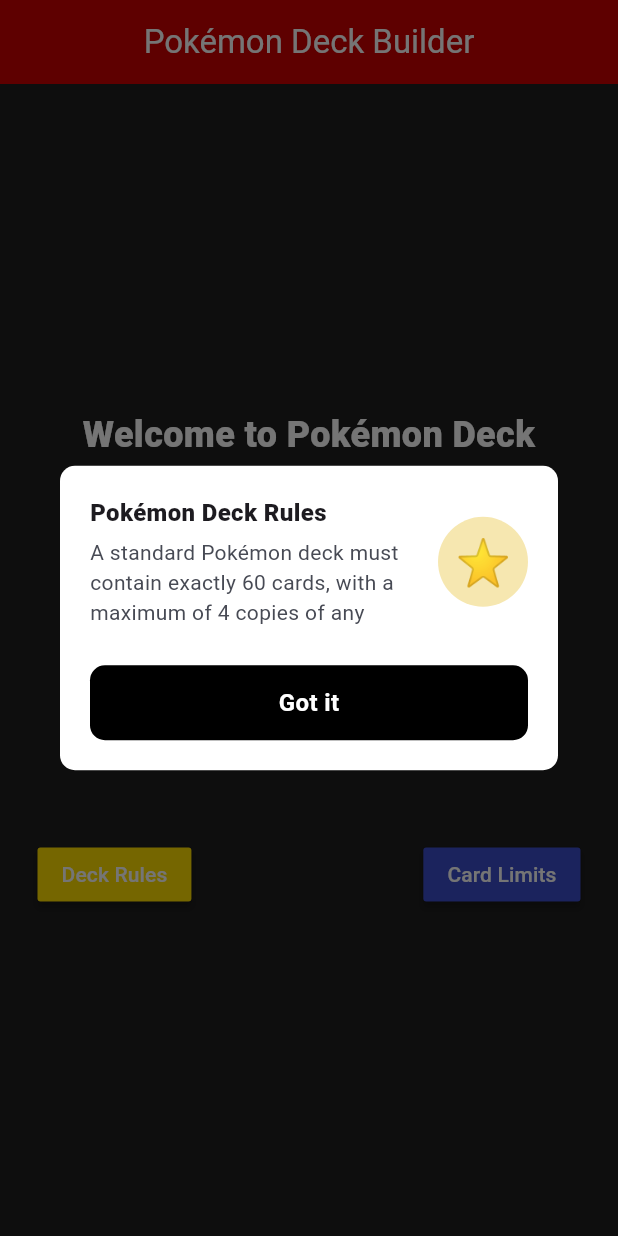
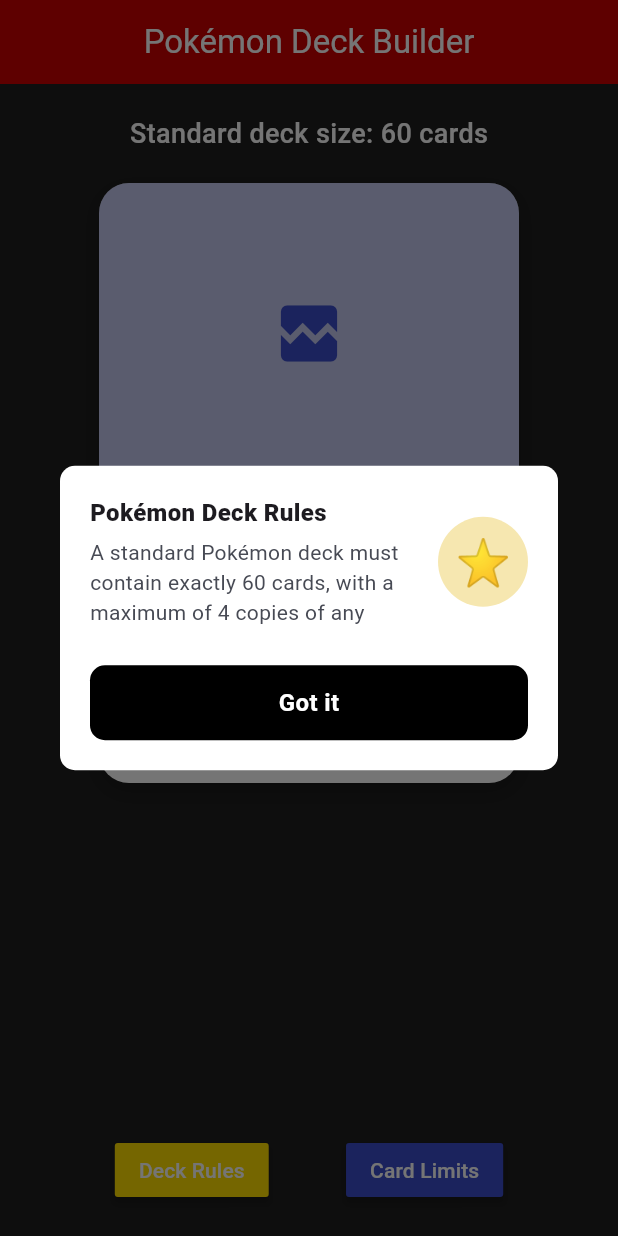
Before and after one commit to stevewalturn/pokemon_deck, a Flutter app: the screen it shows after launch, after a tap on "Deck Rules", on a phone screen of 412 x 824 dp. Run offline on Flutter 3.47's test engine with Material 3 defaults, Android fonts, the phone set to English and light mode, and no system bars; our stand-ins replace equatable, gap, stacked, stacked_services, stacked_shared; network calls fail.

Commit message:
Update files

```diff
--- a/src/lib/features/home/home_view.dart
+++ b/src/lib/features/home/home_view.dart
@@ -2,6 +2,7 @@ import 'package:flutter/material.dart';
 import 'package:gap/gap.dart';
 import 'package:stacked/stacked.dart';
 import 'package:pokemon_deck/ui/common/app_colors.dart';
+import 'package:pokemon_deck/features/home/widgets/swipable_deck_widget.dart';
 
 import 'home_viewmodel.dart';
 
@@ -27,24 +28,9 @@ class HomeView extends StackedView<HomeViewModel> {
       body: SafeArea(
         child: Padding(
           padding: const EdgeInsets.symmetric(horizontal: 25.0),
-          child: Center(
           child: Column(
-              mainAxisSize: MainAxisSize.max,
-              mainAxisAlignment: MainAxisAlignment.spaceBetween,
             children: [
-                const Gap(50),
-                Column(
-                  children: [
-                    const Text(
-                      'Welcome to Pokémon Deck Builder!',
-                      style: TextStyle(
-                        fontSize: 24,
-                        fontWeight: FontWeight.w900,
-                        color: Colors.white,
-                      ),
-                      textAlign: TextAlign.center,
-                    ),
-                    const Gap(25),
+              const Gap(20),
               Text(
                 viewModel.deckSizeLabel,
                 style: const TextStyle(
@@ -53,10 +39,17 @@ class HomeView extends StackedView<HomeViewModel> {
                   color: Colors.white,
                 ),
               ),
-                  ],
+              const Gap(20),
+              Expanded(
+                child: SwipableDeckWidget(
+                  cards: viewModel.pokemonCards,
+                  onSwipeLeft: viewModel.onSwipeLeft,
+                  onSwipeRight: viewModel.onSwipeRight,
                 ),
+              ),
+              const Gap(20),
               Row(
-                  mainAxisAlignment: MainAxisAlignment.spaceBetween,
+                mainAxisAlignment: MainAxisAlignment.spaceEvenly,
                 children: [
                   MaterialButton(
                     color: kcPokemonAccentColor,
@@ -80,9 +73,8 @@ class HomeView extends StackedView<HomeViewModel> {
                   ),
                 ],
               ),
-                const Gap(50),
+              const Gap(20),
             ],
-            ),
           ),
         ),
       ),
--- a/src/lib/features/home/home_viewmodel.dart
+++ b/src/lib/features/home/home_viewmodel.dart
@@ -2,6 +2,7 @@ import 'package:pokemon_deck/app/app.bottomsheets.dart';
 import 'package:pokemon_deck/app/app.dialogs.dart';
 import 'package:pokemon_deck/app/app.locator.dart';
 import 'package:pokemon_deck/features/constants/deck_constants.dart';
+import 'package:pokemon_deck/features/home/models/pokemon_card_model.dart';
 import 'package:stacked/stacked.dart';
 import 'package:stacked_services/stacked_services.dart';
 
@@ -9,8 +10,35 @@ class HomeViewModel extends BaseViewModel {
   final _dialogService = locator<DialogService>();
   final _bottomSheetService = locator<BottomSheetService>();
 
+  List<PokemonCard> _pokemonCards = [];
+
+  List<PokemonCard> get pokemonCards => _pokemonCards;
+
   String get deckSizeLabel =>
       'Standard deck size: ${DeckConstants.standardDeckSize} cards';
+
+  HomeViewModel() {
+    _loadInitialCards();
+  }
+
+  void _loadInitialCards() {
+    // In a real app, this would load from a service
+    _pokemonCards = List.generate(
+      5,
+      (index) => PokemonCard.mock(),
+    );
+    notifyListeners();
+  }
+
+  void onSwipeLeft(PokemonCard card) {
+    _pokemonCards = _pokemonCards.where((c) => c.id != card.id).toList();
+    notifyListeners();
+  }
+
+  void onSwipeRight(PokemonCard card) {
+    _pokemonCards = _pokemonCards.where((c) => c.id != card.id).toList();
+    notifyListeners();
+  }
 
   void showDialog() {
     _dialogService.showCustomDialog(
--- /dev/null
+++ b/src/lib/features/home/models/pokemon_card_model.dart
@@ -0,0 +1,38 @@
+import 'package:equatable/equatable.dart';
+
+class PokemonCard extends Equatable {
+  final String id;
+  final String name;
+  final String imageUrl;
+  final String type;
+  final int energyCost;
+  final String rarity;
+  final String description;
+
+  const PokemonCard({
+    required this.id,
+    required this.name,
+    required this.imageUrl,
+    required this.type,
+    required this.energyCost,
+    required this.rarity,
+    required this.description,
+  });
+
+  @override
+  List<Object?> get props =>
+      [id, name, imageUrl, type, energyCost, rarity, description];
+
+  factory PokemonCard.mock() {
+    return const PokemonCard(
+      id: '1',
+      name: 'Pikachu',
+      imageUrl:
+          'https://assets.pokemon.com/assets/cms2/img/cards/web/SM9/SM9_EN_33.png',
+      type: 'Electric',
+      energyCost: 2,
+      rarity: 'Rare',
+      description: 'Mouse Pokémon. Length: 1\'04", Weight: 13.2 lbs.',
+    );
+  }
+}
--- /dev/null
+++ b/src/lib/features/home/widgets/pokemon_card_widget.dart
@@ -0,0 +1,133 @@
+import 'package:flutter/material.dart';
+import 'package:pokemon_deck/features/home/models/pokemon_card_model.dart';
+import 'package:pokemon_deck/ui/common/app_colors.dart';
+import 'package:pokemon_deck/ui/common/ui_helpers.dart';
+
+class PokemonCardWidget extends StatelessWidget {
+  final PokemonCard card;
+  final double rotation;
+  final double scale;
+
+  const PokemonCardWidget({
+    required this.card,
+    this.rotation = 0,
+    this.scale = 1,
+    Key? key,
+  }) : super(key: key);
+
+  @override
+  Widget build(BuildContext context) {
+    return Transform.scale(
+      scale: scale,
+      child: Transform.rotate(
+        angle: rotation,
+        child: Container(
+          height: 400,
+          width: 280,
+          decoration: BoxDecoration(
+            borderRadius: BorderRadius.circular(20),
+            color: kcPokemonCardBackground,
+            boxShadow: [
+              BoxShadow(
+                color: Colors.black.withOpacity(0.2),
+                blurRadius: 10,
+                offset: const Offset(0, 5),
+              ),
+            ],
+          ),
+          child: Column(
+            children: [
+              ClipRRect(
+                borderRadius:
+                    const BorderRadius.vertical(top: Radius.circular(20)),
+                child: Image.network(
+                  card.imageUrl,
+                  height: 200,
+                  width: double.infinity,
+                  fit: BoxFit.cover,
+                  errorBuilder: (context, error, stackTrace) {
+                    return Container(
+                      height: 200,
+                      color: kcPokemonSecondaryColor.withOpacity(0.3),
+                      child: const Center(
+                        child: Icon(
+                          Icons.broken_image,
+                          size: 50,
+                          color: kcPokemonSecondaryColor,
+                        ),
+                      ),
+                    );
+                  },
+                ),
+              ),
+              Padding(
+                padding: const EdgeInsets.all(16),
+                child: Column(
+                  crossAxisAlignment: CrossAxisAlignment.start,
+                  children: [
+                    Text(
+                      card.name,
+                      style: const TextStyle(
+                        fontSize: 24,
+                        fontWeight: FontWeight.bold,
+                        color: kcPokemonPrimaryColor,
+                      ),
+                    ),
+                    verticalSpaceSmall,
+                    Row(
+                      children: [
+                        _buildChip(card.type),
+                        horizontalSpaceSmall,
+                        _buildChip('${card.energyCost} Energy'),
+                      ],
+                    ),
+                    verticalSpaceSmall,
+                    Text(
+                      card.description,
+                      style: const TextStyle(
+                        fontSize: 14,
+                        color: kcMediumGrey,
+                      ),
+                      maxLines: 3,
+                      overflow: TextOverflow.ellipsis,
+                    ),
+                    verticalSpaceSmall,
+                    Align(
+                      alignment: Alignment.centerRight,
+                      child: Text(
+                        card.rarity,
+                        style: const TextStyle(
+                          fontSize: 12,
+                          fontWeight: FontWeight.w500,
+                          color: kcPokemonAccentColor,
+                        ),
+                      ),
+                    ),
+                  ],
+                ),
+              ),
+            ],
+          ),
+        ),
+      ),
+    );
+  }
+
+  Widget _buildChip(String label) {
+    return Container(
+      padding: const EdgeInsets.symmetric(horizontal: 12, vertical: 6),
+      decoration: BoxDecoration(
+        color: kcPokemonSecondaryColor.withOpacity(0.1),
+        borderRadius: BorderRadius.circular(15),
+      ),
+      child: Text(
+        label,
+        style: const TextStyle(
+          fontSize: 12,
+          color: kcPokemonSecondaryColor,
+          fontWeight: FontWeight.w500,
+        ),
+      ),
+    );
+  }
+}
--- /dev/null
+++ b/src/lib/features/home/widgets/swipable_deck_widget.dart
@@ -0,0 +1,93 @@
+import 'dart:math';
+import 'package:flutter/material.dart';
+import 'package:pokemon_deck/features/home/models/pokemon_card_model.dart';
+import 'package:pokemon_deck/features/home/widgets/pokemon_card_widget.dart';
+
+class SwipableDeckWidget extends StatefulWidget {
+  final List<PokemonCard> cards;
+  final Function(PokemonCard) onSwipeLeft;
+  final Function(PokemonCard) onSwipeRight;
+
+  const SwipableDeckWidget({
+    required this.cards,
+    required this.onSwipeLeft,
+    required this.onSwipeRight,
+    Key? key,
+  }) : super(key: key);
+
+  @override
+  State<SwipableDeckWidget> createState() => _SwipableDeckWidgetState();
+}
+
+class _SwipableDeckWidgetState extends State<SwipableDeckWidget> {
+  double _dragPosition = 0;
+  double _dragRotation = 0;
+  double _scale = 1;
+
+  void _onPanUpdate(DragUpdateDetails details) {
+    setState(() {
+      _dragPosition += details.delta.dx;
+      _dragRotation = _dragPosition / 300;
+      _scale = 1 - min((_dragPosition.abs() / 1500), 0.2);
+    });
+  }
+
+  void _onPanEnd(DragEndDetails details) {
+    if (_dragPosition.abs() > 100) {
+      if (_dragPosition > 0) {
+        widget.onSwipeRight(widget.cards.first);
+      } else {
+        widget.onSwipeLeft(widget.cards.first);
+      }
+    }
+    setState(() {
+      _dragPosition = 0;
+      _dragRotation = 0;
+      _scale = 1;
+    });
+  }
+
+  @override
+  Widget build(BuildContext context) {
+    if (widget.cards.isEmpty) {
+      return const Center(
+        child: Text(
+          'No more cards',
+          style: TextStyle(
+            fontSize: 20,
+            color: Colors.white,
+          ),
+        ),
+      );
+    }
+
+    return Stack(
+      children: [
+        if (widget.cards.length > 1)
+          Positioned(
+            top: 5,
+            left: 5,
+            right: 5,
+            child: Transform.scale(
+              scale: 0.9,
+              child: PokemonCardWidget(
+                card: widget.cards[1],
+              ),
+            ),
+          ),
+        GestureDetector(
+          onPanUpdate: _onPanUpdate,
+          onPanEnd: _onPanEnd,
+          child: Transform.translate(
+            offset: Offset(_dragPosition, 0),
+            child: PokemonCardWidget(
+              card: widget.cards.first,
+              rotation: _dragRotation,
+              scale: _scale,
+            ),
+          ),
+        ),
+      ],
+    );
+  }
+}
--- a/src/lib/ui/common/app_colors.dart
+++ b/src/lib/ui/common/app_colors.dart
@@ -14,6 +14,7 @@ const Color kcPokemonSecondaryColor = Color(0xFF3B4CCA); // Pokemon Blue
 const Color kcPokemonAccentColor = Color(0xFFFFDE00); // Pokemon Yellow
 const Color kcPokemonBackgroundColor =
     Color(0xFF1E1E1E); // Dark theme background
+const Color kcPokemonCardBackground = Colors.white; // Card background color
 
 // Update background color to use Pokemon theme
 const Color kcBackgroundColor = kcPokemonBackgroundColor;
--- a/src/pubspec.yaml
+++ b/src/pubspec.yaml
@@ -11,7 +11,7 @@ dependencies:
   gap: ^3.0.1
   intl: ^0.19.0
   file_picker: ^8.1.2
-  equatable: ^2.0.5
+  equatable: ^2.0.7
   flutter:
     sdk: flutter
   stacked: ^3.4.2
```
Lines whose indentation alone changed are shown as unchanged.
